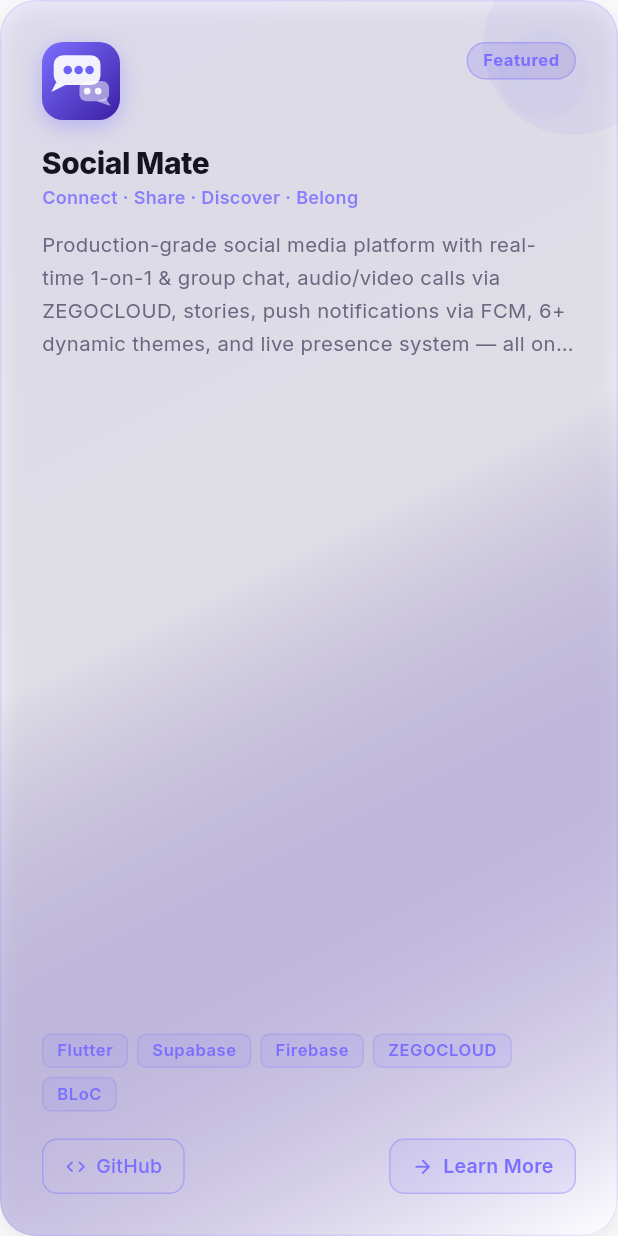
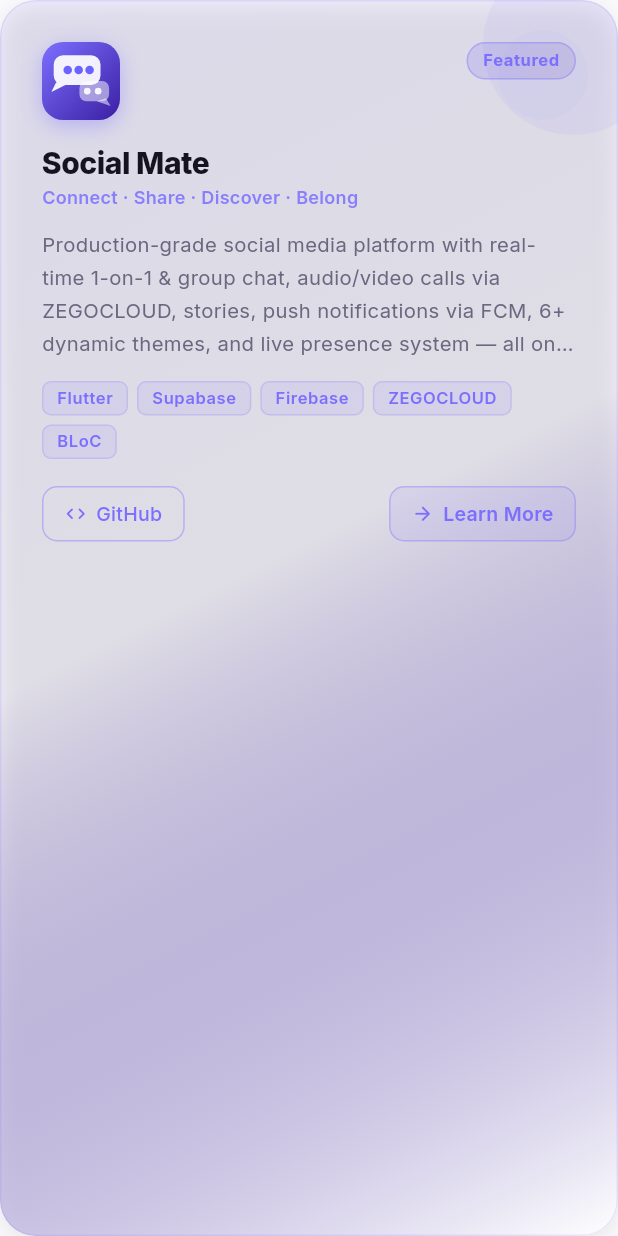
Before and after one commit to Ahmedatef5O5/ahmed-flutter-portfolio, a Flutter app: the ProjectCard widget shown alone on an empty page, opened directly with sample values from the repository, on a phone screen of 412 x 824 dp. Run offline on Flutter 3.47's test engine with Material 3 defaults, Android fonts, the phone set to English and light mode, and no system bars; our stand-ins replace font_awesome_flutter, go_router, google_fonts, shared_preferences, visibility_detector; accounts and stored records are empty.

Commit message:
Refactor ProjectsPage layout to display ProjectCards in a column for single-column view

```diff
--- a/lib/features/projects/presentation/widgets/project_card.dart
+++ b/lib/features/projects/presentation/widgets/project_card.dart
@@ -62,13 +62,16 @@
 
     return ScrollReveal(
       delay: Duration(milliseconds: widget.index * 120),
+      child: RepaintBoundary(
         child: MouseRegion(
+          cursor: SystemMouseCursors.click,
           onEnter: _onEnter,
           onExit: _onExit,
           child: AnimatedContainer(
             duration: const Duration(milliseconds: 280),
             curve: Curves.easeOutCubic,
             transform: Matrix4.translationValues(0, _hovered ? -8 : 0, 0),
+            transformAlignment: Alignment.center,
             decoration: BoxDecoration(
               borderRadius: BorderRadius.circular(24),
               boxShadow:
@@ -104,13 +107,21 @@
                           colors:
                               _hovered
                                   ? [
-                                  g[0].withValues(alpha: isDark ? 0.28 : 0.18),
-                                  g[1].withValues(alpha: isDark ? 0.14 : 0.08),
+                                    g[0].withValues(
+                                      alpha: isDark ? 0.28 : 0.18,
+                                    ),
+                                    g[1].withValues(
+                                      alpha: isDark ? 0.14 : 0.08,
+                                    ),
                                     cs.surface,
                                   ]
                                   : [
-                                  g[0].withValues(alpha: isDark ? 0.14 : 0.09),
-                                  g[1].withValues(alpha: isDark ? 0.07 : 0.04),
+                                    g[0].withValues(
+                                      alpha: isDark ? 0.14 : 0.09,
+                                    ),
+                                    g[1].withValues(
+                                      alpha: isDark ? 0.07 : 0.04,
+                                    ),
                                     cs.surface,
                                   ],
                           stops: const [0, 0.45, 1],
@@ -244,8 +255,7 @@
                         const SizedBox(height: 12),
 
                         // Description
-                      Expanded(
-                        child: Text(
+                        Text(
                           widget.project.description,
                           style: tt.bodyMedium?.copyWith(
                             color: cs.onSurfaceVariant,
@@ -254,7 +264,6 @@
                           ),
                           maxLines: 4,
                           overflow: TextOverflow.ellipsis,
-                        ),
                         ),
                         const SizedBox(height: 14),
 
@@ -308,6 +317,7 @@
                     ),
                   ),
                 ],
+              ),
             ),
           ),
         ),
@@ -379,7 +389,10 @@
       onEnter: (_) => setState(() => _hovered = true),
       onExit: (_) => setState(() => _hovered = false),
       cursor: SystemMouseCursors.click,
-      child: GestureDetector(
+      child: Material(
+        color: Colors.transparent,
+        borderRadius: BorderRadius.circular(10),
+        child: InkWell(
           onTap: () => launchUrl(Uri.parse(widget.url)),
           child: AnimatedContainer(
             duration: const Duration(milliseconds: 150),
@@ -409,6 +422,7 @@
             ),
           ),
         ),
+      ),
     );
   }
 }
```
Also changed, not shown: lib/features/projects/presentation/projects_page.dart (+14 -1 lines). Lines whose indentation alone changed are shown as unchanged.
